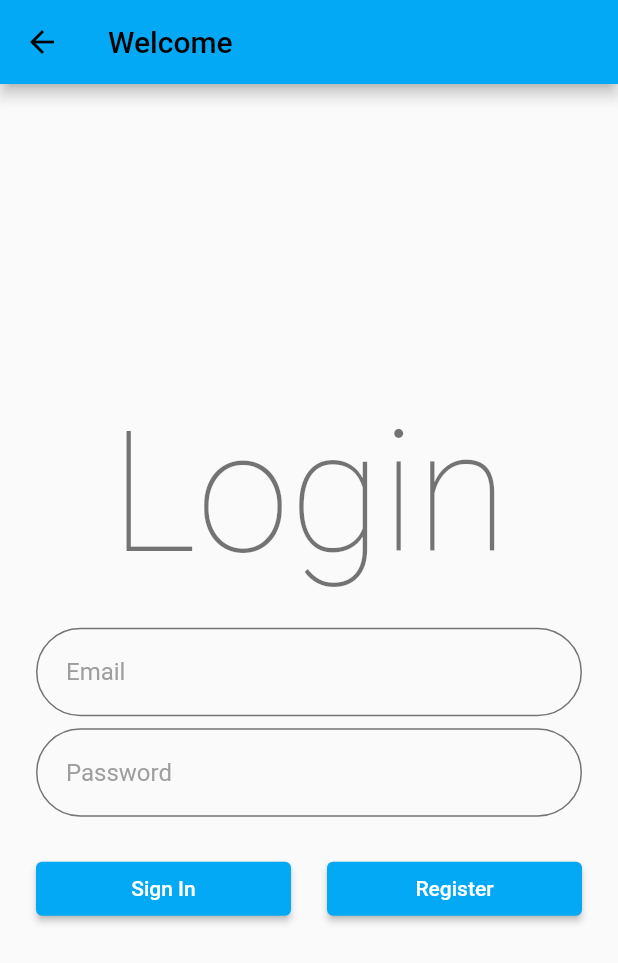
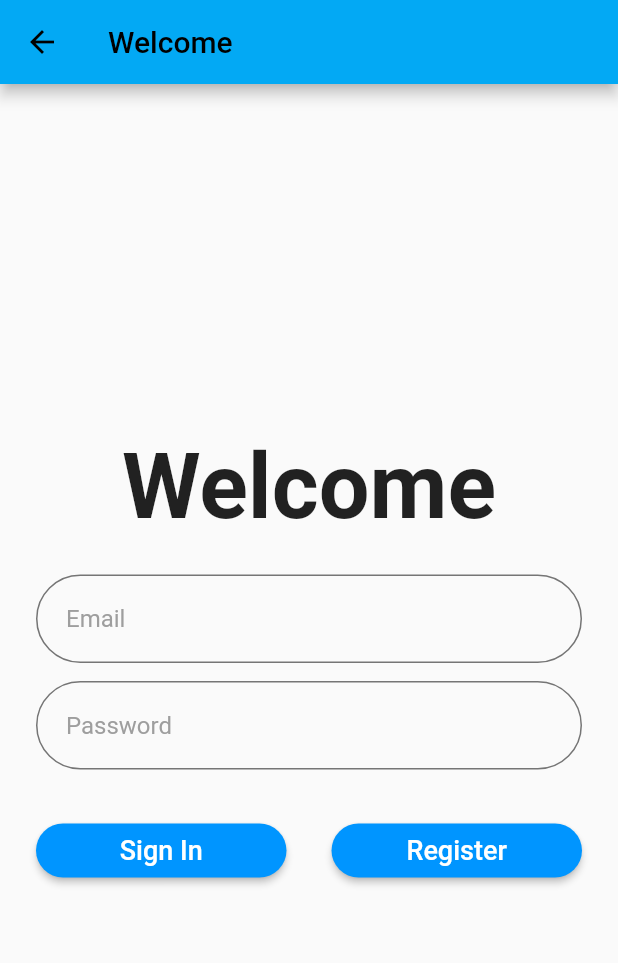
Before and after one commit to Hala-Kaisi/Fynder, a Flutter app: the screen it shows after launch, after a tap on "Login", on a phone screen of 412 x 824 dp. Shown: the top 963 px of the screen. Run offline on Flutter 3.47's test engine with Material 2 defaults, Android fonts, the phone set to English and light mode, and no system bars; our stand-ins replace firebase_auth, firebase_core; accounts and stored records are empty.

Commit message:
style changes

```diff
--- a/lib/main.dart
+++ b/lib/main.dart
@@ -15,7 +15,13 @@ class Fynder extends StatelessWidget {
   @override
   Widget build(BuildContext context) {
     return MaterialApp(
-      theme: ThemeData(primarySwatch: Colors.lightBlue, inputDecorationTheme: MyTheme().theme()),
+      theme: ThemeData(
+          primarySwatch: Colors.lightBlue,
+          inputDecorationTheme: MyTheme().theme(),
+          buttonTheme: ButtonThemeData(
+            buttonColor: Colors.blueAccent,
+            shape: RoundedRectangleBorder(),
+          )),
       initialRoute: '/',
       routes: {
         '/': (context) => HomePage(),
--- a/lib/screens/home_page.dart
+++ b/lib/screens/home_page.dart
@@ -49,6 +49,7 @@ class HomePage extends StatelessWidget {
                 children: <Widget>[
                   // the login button
                   MaterialButton(
+                    color: Color(0Xff0095FF),
                     minWidth: double.infinity,
                     height: 60,
                     onPressed: () {
@@ -57,12 +58,12 @@ class HomePage extends StatelessWidget {
                     },
                     // defining the shape
                     shape: RoundedRectangleBorder(
-                        side: const BorderSide(color: Colors.black),
+                        // side: const BorderSide(color: Colors.black),
                         borderRadius: BorderRadius.circular(50)),
                     child: const Text(
                       "Login",
                       style:
-                          TextStyle(fontWeight: FontWeight.w600, fontSize: 18),
+                          TextStyle(color: Colors.white, fontWeight: FontWeight.w600, fontSize: 18),
                     ),
                   ),
                   // creating the signup button
--- a/lib/screens/log_in.dart
+++ b/lib/screens/log_in.dart
@@ -1,3 +1,5 @@
+// ignore_for_file: prefer_const_constructors
+
 import 'package:firebase_auth/firebase_auth.dart';
 import 'package:firebase_core/firebase_core.dart';
 import 'package:flutter/material.dart';
@@ -61,9 +63,12 @@ class _LogInState extends State<LogIn> {
                   children: [
                     Padding(
                       padding: const EdgeInsets.only(bottom: 24.0),
-                      child: Text(
-                        'Login',
-                        style: Theme.of(context).textTheme.headline1,
+                      child: const Text(
+                        "Welcome",
+                        style: TextStyle(
+                          fontWeight: FontWeight.bold,
+                          fontSize: 60,
+                        ),
                       ),
                     ),
                     Form(
@@ -86,7 +91,7 @@ class _LogInState extends State<LogIn> {
                               ),
                             ),
                           ),
-                          SizedBox(height: 8.0),
+                          SizedBox(height: 12.0),
                           TextFormField(
                             controller: passwordController,
                             focusNode: _focusPassword,
@@ -104,7 +109,7 @@ class _LogInState extends State<LogIn> {
                               ),
                             ),
                           ),
-                          SizedBox(height: 24.0),
+                          SizedBox(height: 30.0),
                           _isProcessing
                               ? CircularProgressIndicator()
                               : Row(
@@ -112,7 +117,7 @@ class _LogInState extends State<LogIn> {
                                       MainAxisAlignment.spaceBetween,
                                   children: [
                                     Expanded(
-                                      child: ElevatedButton(
+                                      child: MaterialButton(
                                         onPressed: () async {
                                           _focusEmail.unfocus();
                                           _focusPassword.unfocus();
@@ -144,15 +149,19 @@ class _LogInState extends State<LogIn> {
                                             }
                                           }
                                         },
+                                        color: Color(0Xff0095FF),
+                                        shape: RoundedRectangleBorder(
+                                          borderRadius: BorderRadius.circular(25),
+                                        ),
                                         child: Text(
                                           'Sign In',
-                                          style: TextStyle(color: Colors.white),
+                                          style: TextStyle(color: Colors.white, fontSize: 18),
                                         ),
                                       ),
                                     ),
-                                    SizedBox(width: 24.0),
+                                    SizedBox(width: 30.0),
                                     Expanded(
-                                      child: ElevatedButton(
+                                      child: MaterialButton(
                                         onPressed: () {
                                           Navigator.of(context).push(
                                             MaterialPageRoute(
@@ -161,9 +170,13 @@ class _LogInState extends State<LogIn> {
                                             ),
                                           );
                                         },
+                                        color: Color(0Xff0095FF),
+                                        shape: RoundedRectangleBorder(
+                                          borderRadius: BorderRadius.circular(25),
+                                        ),
                                         child: Text(
                                           'Register',
-                                          style: TextStyle(color: Colors.white),
+                                          style: TextStyle(color: Colors.white, fontSize: 18),
                                         ),
                                       ),
                                     ),
--- a/lib/sign_up_screens/startup_email_sign_up.dart
+++ b/lib/sign_up_screens/startup_email_sign_up.dart
@@ -47,7 +47,7 @@ class _StartupEmailSignUpState extends State<StartupEmailSignUp> {
                 Padding(
                   padding: const EdgeInsets.all(24.0),
                   child: Text(
-                    'Welcome To Fynder - StartUp Account',
+                    'Welcome To Fynder \n Start Up Account',
                     style: TextStyle(
                       fontSize: 16,
                       color: Colors.blue,
@@ -115,7 +115,7 @@ class _StartupEmailSignUpState extends State<StartupEmailSignUp> {
                             : Row(
                                 children: [
                                   Expanded(
-                                    child: ElevatedButton(
+                                    child: MaterialButton(
                                       onPressed: () async {
                                         setState(() {
                                           _isProcessing = true;
@@ -146,9 +146,13 @@ class _StartupEmailSignUpState extends State<StartupEmailSignUp> {
                                           }
                                         }
                                       },
+                                      color: Color(0Xff0095FF),
+                                      shape: RoundedRectangleBorder(
+                                        borderRadius: BorderRadius.circular(25),
+                                      ),
                                       child: Text(
                                         'Sign up',
-                                        style: TextStyle(color: Colors.white),
+                                        style: TextStyle(color: Colors.white, fontWeight: FontWeight.w600, fontSize: 18),
                                       ),
                                     ),
                                   ),
```
